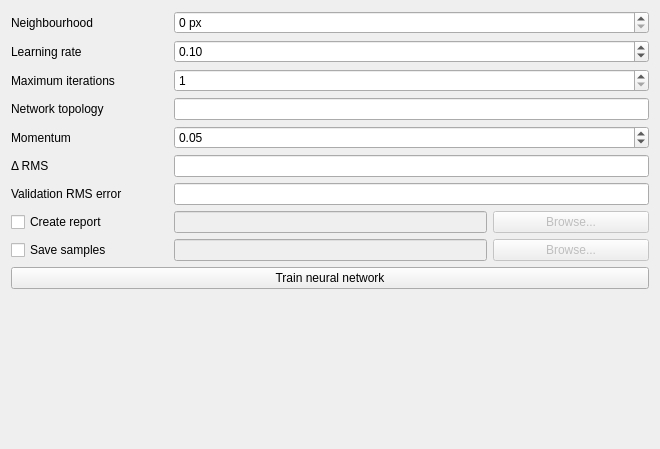
This is ui/neuralnetworkwidgetbase.ui in nextgis/qgis_molusce as Qt 5 draws it before an edit. The edited form follows.
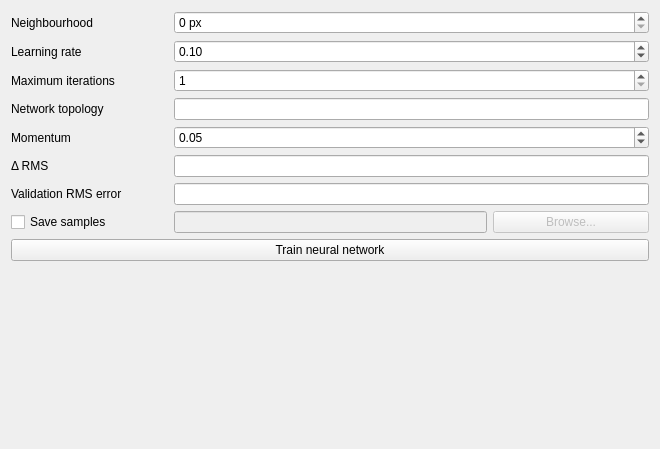
This is the edited form.

Commit message: Save samples dialog

Diff of the .ui file:
```diff
--- a/ui/neuralnetworkwidgetbase.ui
+++ b/ui/neuralnetworkwidgetbase.ui
@@ -29,14 +29,7 @@
    </item>
    <item row="0" column="0">
     <layout class="QGridLayout" name="gridLayout">
-     <item row="8" column="0">
-      <widget class="QCheckBox" name="chkSaveSamples">
-       <property name="text">
-        <string>Save samples</string>
-       </property>
-      </widget>
-     </item>
-     <item row="9" column="0" colspan="4">
+     <item row="8" column="0" colspan="4">
       <widget class="QPushButton" name="btnTrainNetwork">
        <property name="text">
         <string>Train neural network</string>
@@ -50,13 +43,6 @@
        </property>
       </widget>
      </item>
-     <item row="7" column="0">
-      <widget class="QCheckBox" name="chkCreateReport">
-       <property name="text">
-        <string>Create report</string>
-       </property>
-      </widget>
-     </item>
      <item row="2" column="0">
       <widget class="QLabel" name="label_3">
        <property name="text">
@@ -87,7 +73,7 @@
        </property>
       </widget>
      </item>
-     <item row="8" column="1" colspan="2">
+     <item row="7" column="1" colspan="2">
       <widget class="QLineEdit" name="leSamplesPath">
        <property name="enabled">
         <bool>false</bool>
@@ -95,16 +81,6 @@
       </widget>
      </item>
      <item row="7" column="3">
-      <widget class="QPushButton" name="btnSelectReport">
-       <property name="enabled">
-        <bool>false</bool>
-       </property>
-       <property name="text">
-        <string>Browse...</string>
-       </property>
-      </widget>
-     </item>
-     <item row="8" column="3">
       <widget class="QPushButton" name="btnSelectSamples">
        <property name="enabled">
         <bool>false</bool>
@@ -133,6 +109,13 @@
        </property>
       </widget>
      </item>
+     <item row="7" column="0">
+      <widget class="QCheckBox" name="chkSaveSamples">
+       <property name="text">
+        <string>Save samples</string>
+       </property>
+      </widget>
+     </item>
      <item row="0" column="0">
       <widget class="QLabel" name="label">
        <property name="text">
@@ -147,13 +130,6 @@
        </property>
       </widget>
      </item>
-     <item row="7" column="1" colspan="2">
-      <widget class="QLineEdit" name="leReportPath">
-       <property name="enabled">
-        <bool>false</bool>
-       </property>
-      </widget>
-     </item>
      <item row="4" column="1" colspan="3">
       <widget class="QDoubleSpinBox" name="spnMomentum">
        <property name="minimum">
```
The commit also changes 3 other files.
